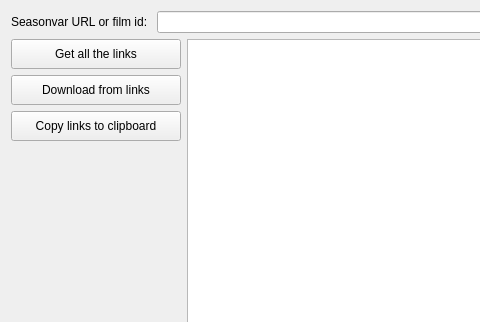
The window that mainwindow.ui (DoITCreative/SeasonvarDownloader) describes before a commit, drawn with Qt 5; both pictures show x 0 to 480 and y 0 to 322 of the 640 by 480 pixel window.
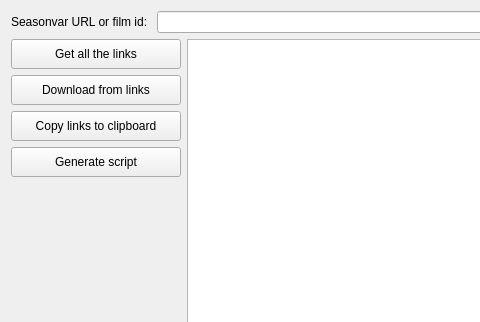
The same window after the commit. Icons and pictures are not drawn.

Commit message: Add generate script menu

```diff
--- a/mainwindow.ui
+++ b/mainwindow.ui
@@ -115,6 +115,25 @@
          </property>
         </widget>
        </item>
+       <item>
+        <widget class="QPushButton" name="pushButton_4">
+         <property name="minimumSize">
+          <size>
+           <width>170</width>
+           <height>30</height>
+          </size>
+         </property>
+         <property name="maximumSize">
+          <size>
+           <width>170</width>
+           <height>30</height>
+          </size>
+         </property>
+         <property name="text">
+          <string>Generate script</string>
+         </property>
+        </widget>
+       </item>
        <item>
         <spacer name="verticalSpacer">
          <property name="orientation">
```
The commit also changes 6 other files.
